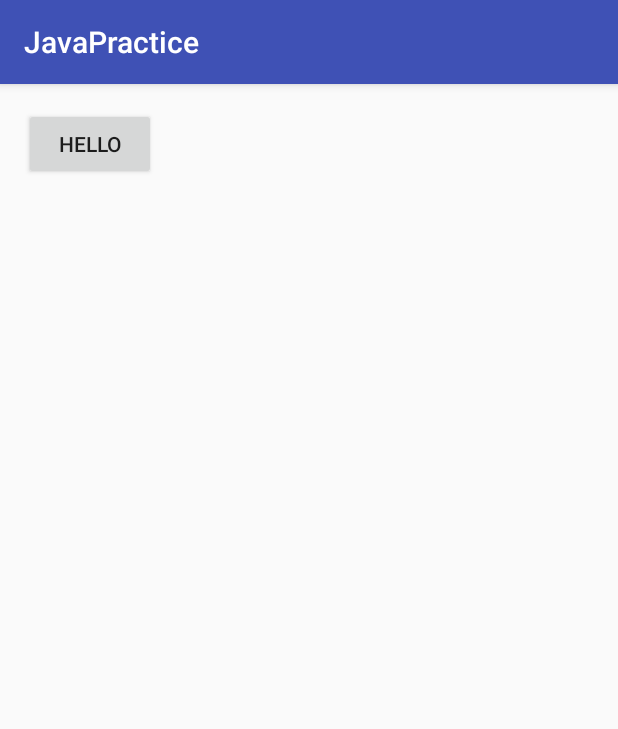
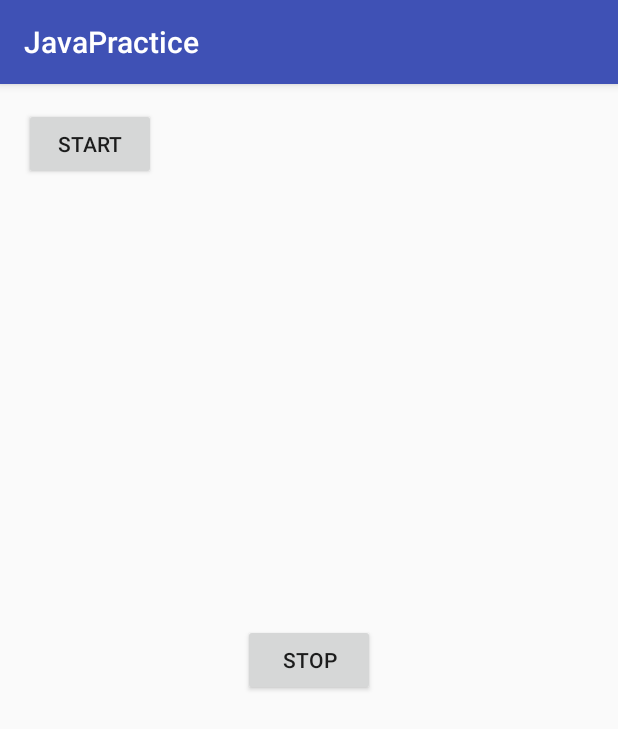
Before and after one commit to liuhuajian/JavaPractice, an Android app: the screen it shows after launch (MainActivity), on a phone screen of 412 x 824 dp. Shown: the top 729 px of the screen. Run offline under Robolectric (Android 15) with nearby library versions, the phone set to English and light mode, and no system bars.

Commit message:
线程之解决线程间通讯错乱

```diff
--- a/app/src/main/res/layout/activity_main.xml
+++ b/app/src/main/res/layout/activity_main.xml
@@ -15,5 +15,12 @@
         android:onClick="btnClick"
         android:layout_width="wrap_content"
         android:layout_height="wrap_content"
-        android:text="Hello"/>
+        android:text="Start"/>
+    <Button
+        android:onClick="btnClickStop"
+        android:layout_width="wrap_content"
+        android:layout_height="wrap_content"
+        android:text="Stop"
+        android:layout_centerInParent="true"
+        />
 </RelativeLayout>
```
Also changed, not shown: app/src/main/java/com/lhj/messi/javapractice/MainActivity.java (+10 -1 lines), app/src/main/java/com/lhj/messi/javapractice/thread/ThreadCommunication.java (added, +74 -0 lines).
